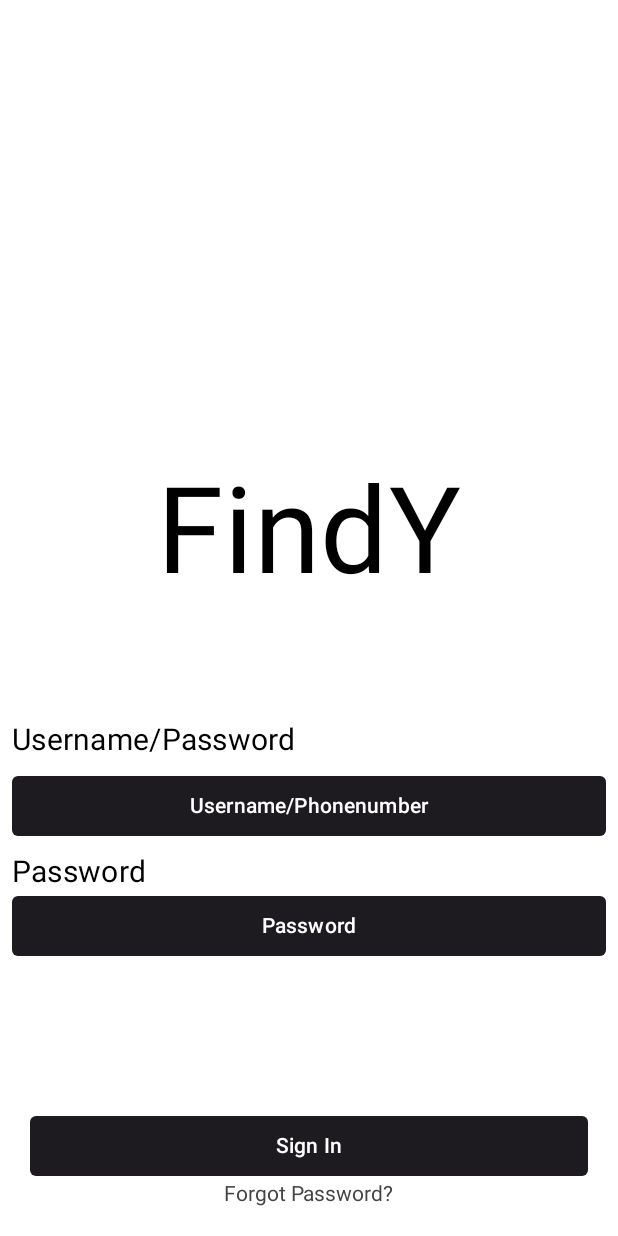
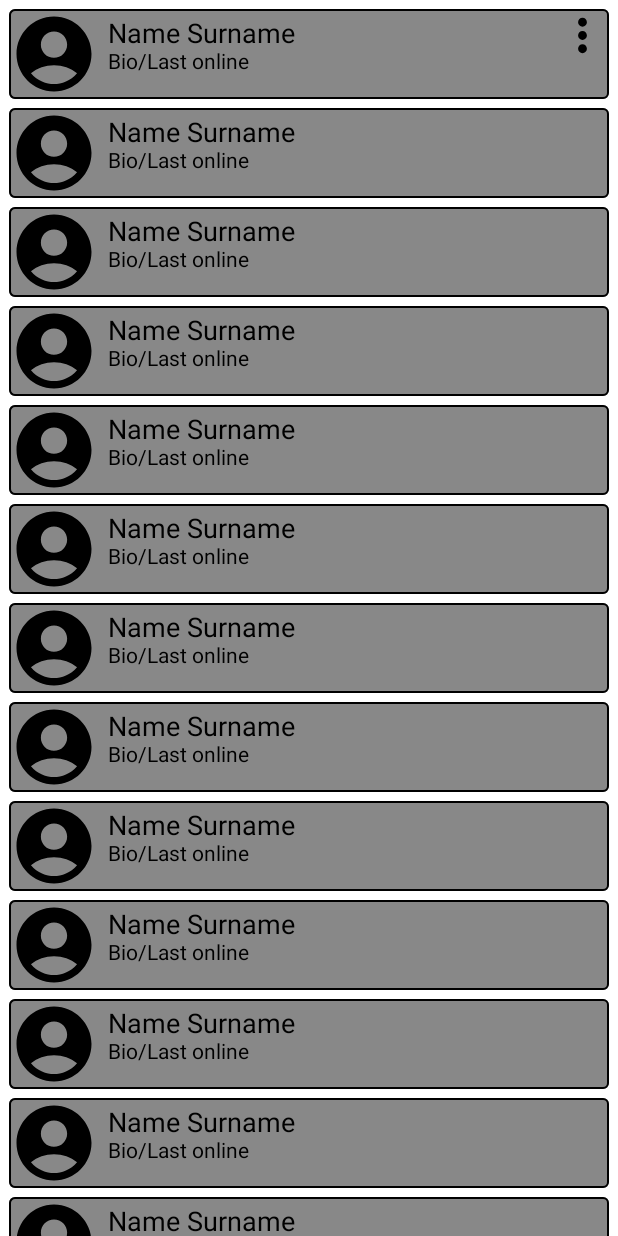
Before and after one commit to denispauls/Findy-MOCO-SoSe-2023, an Android app built with Jetpack Compose: the @Preview function Preview, on a phone screen of 412 x 824 dp. Run offline under Robolectric (Android 15) with nearby library versions, the phone set to English and light mode, and no system bars.

Commit message:
Friends Screen und Profile Card Composable

```diff
--- a/app/src/main/java/com/example/findy_c/MainActivity.kt
+++ b/app/src/main/java/com/example/findy_c/MainActivity.kt
@@ -1,31 +1,66 @@
 package com.example.FindY
 
+import android.content.ClipData.Item
 import android.os.Bundle
+import android.view.RoundedCorner
 import androidx.activity.ComponentActivity
 import androidx.activity.compose.setContent
+import androidx.compose.foundation.BorderStroke
+import androidx.compose.foundation.Image
+import androidx.compose.foundation.background
+import androidx.compose.foundation.gestures.ScrollableState
+import androidx.compose.foundation.gestures.scrollable
+import androidx.compose.foundation.layout.Arrangement
 import androidx.compose.foundation.layout.Box
 import androidx.compose.foundation.layout.Column
+import androidx.compose.foundation.layout.PaddingValues
 import androidx.compose.foundation.layout.Row
 import androidx.compose.foundation.layout.Spacer
+import androidx.compose.foundation.layout.absoluteOffset
+import androidx.compose.foundation.layout.absolutePadding
+import androidx.compose.foundation.layout.fillMaxHeight
 import androidx.compose.foundation.layout.fillMaxSize
 import androidx.compose.foundation.layout.fillMaxWidth
+import androidx.compose.foundation.layout.height
 import androidx.compose.foundation.layout.padding
 import androidx.compose.foundation.layout.size
+import androidx.compose.foundation.layout.width
 import androidx.compose.foundation.layout.wrapContentSize
+import androidx.compose.foundation.layout.wrapContentWidth
+import androidx.compose.foundation.lazy.LazyColumn
+import androidx.compose.foundation.rememberScrollState
+import androidx.compose.foundation.shape.RoundedCornerShape
+import androidx.compose.foundation.verticalScroll
+import androidx.compose.material.icons.Icons
+import androidx.compose.material.icons.rounded.AccountCircle
+import androidx.compose.material.icons.rounded.MoreVert
 import androidx.compose.material3.Button
 import androidx.compose.material3.ButtonDefaults
+import androidx.compose.material3.Card
+import androidx.compose.material3.CardColors
+import androidx.compose.material3.CardDefaults
+import androidx.compose.material3.CardElevation
+import androidx.compose.material3.Icon
 import androidx.compose.material3.MaterialTheme
+import androidx.compose.material3.Surface
 import androidx.compose.material3.Text
 import androidx.compose.runtime.Composable
+import androidx.compose.runtime.MovableContent
 import androidx.compose.ui.Alignment
 import androidx.compose.ui.Modifier
 import androidx.compose.ui.graphics.Color
+import androidx.compose.ui.graphics.RectangleShape
+import androidx.compose.ui.graphics.Shape
+import androidx.compose.ui.graphics.painter.Painter
+import androidx.compose.ui.layout.layout
 import androidx.compose.ui.modifier.modifierLocalConsumer
 import androidx.compose.ui.modifier.modifierLocalMapOf
+import androidx.compose.ui.res.painterResource
 import androidx.compose.ui.text.style.TextAlign
 import androidx.compose.ui.tooling.preview.Preview
 import androidx.compose.ui.unit.dp
 import androidx.compose.ui.unit.sp
+import kotlinx.coroutines.awaitAll
 
 class MainActivity : ComponentActivity() {
     override fun onCreate(savedInstanceState: Bundle?) {
@@ -98,7 +133,7 @@ fun Login() {
             .wrapContentSize(align = Alignment.BottomCenter)) {
 
             Button(
-                onClick = { /*TODO*/ },
+                onClick = { },
                 modifier = Modifier.fillMaxWidth(),
                 shape = MaterialTheme.shapes.extraSmall,
                 colors = ButtonDefaults.buttonColors(
@@ -116,10 +151,61 @@ fun Login() {
         }
     }
 }
+@Composable
+fun ProfileCard() {
+    Card(
+        shape = RoundedCornerShape(4.dp),
+        colors = CardDefaults.cardColors(Color.Gray),
+        border = BorderStroke(1.dp, color = Color.Black),
+        modifier = Modifier
+            .fillMaxWidth()
+            .height(60.dp)
+    ) {
+        Row {
+            Icon(
+                Icons.Rounded.AccountCircle,
+                contentDescription = null,
+                modifier = Modifier.size(60.dp)
+            )
+            Column(Modifier.padding(6.dp)) {
+                Text(
+                    text = "Name Surname",
+                    fontSize = 18.sp
+                )
+                Text(
+                    text = "Bio/Last online",
+                    fontSize = 14.sp
+                )
+            }
+        }
+    }
+}
+@Composable
+fun FriendsScreen(){
+    Surface(color = Color.Gray,
+        modifier = Modifier.verticalScroll(rememberScrollState())) {
+        }
+
+Box(Modifier.padding(top = 6.dp, start = 6.dp, end = 6.dp)){
+    LazyColumn(
+        Modifier
+            .fillMaxSize(),
+        verticalArrangement = Arrangement.spacedBy(6.dp))
+    {
+        items(16){ProfileCard()
+        }
+    }
+    Icon(Icons.Rounded.MoreVert, null,
+        Modifier
+        .size(35.dp)
+        .align(Alignment.TopEnd))
+    }
+}
 
 @Preview(showBackground = true)
 @Composable
 fun Preview(){
-
-    Login()
+    FriendsScreen()
+    //ProfileCard()
+    //Login()
 }
```
